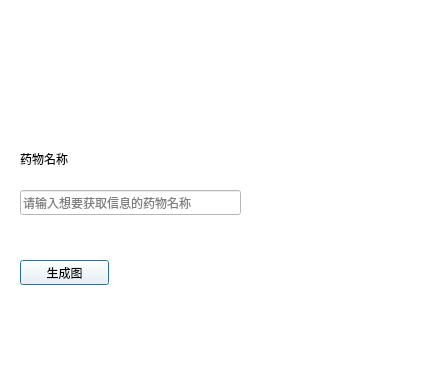
First picture: the form in demo1/drawdialog.ui, repository KeviaWang/work, before the edit.
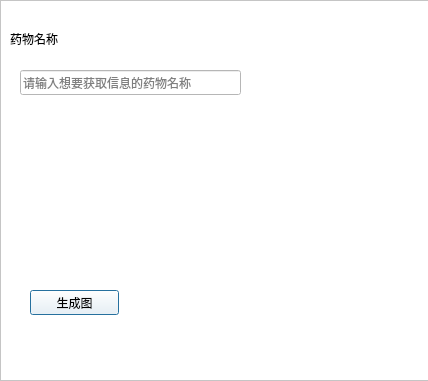
Second picture: the form after the edit. Icons and pictures are not drawn.

```diff
--- a/demo1/drawdialog.ui
+++ b/demo1/drawdialog.ui
@@ -16,37 +16,29 @@
   <property name="styleSheet">
    <string notr="true">background-color: rgb(255, 255, 255);</string>
   </property>
-  <widget class="QPushButton" name="pushButton">
+  <widget class="QFrame" name="frame">
    <property name="geometry">
     <rect>
-     <x>20</x>
-     <y>260</y>
-     <width>89</width>
-     <height>25</height>
+     <x>0</x>
+     <y>0</y>
+     <width>431</width>
+     <height>381</height>
     </rect>
    </property>
-   <property name="text">
-    <string>生成图</string>
+   <property name="styleSheet">
+    <string notr="true">#frame{border-image: url(:/new/prefix1/back/蓝色渐变.jpg);}</string>
    </property>
-  </widget>
-  <widget class="QLineEdit" name="lineEdit">
-   <property name="geometry">
-    <rect>
-     <x>20</x>
-     <y>190</y>
-     <width>221</width>
-     <height>25</height>
-    </rect>
+   <property name="frameShape">
+    <enum>QFrame::StyledPanel</enum>
    </property>
-   <property name="placeholderText">
-    <string>请输入想要获取信息的药物名称</string>
+   <property name="frameShadow">
+    <enum>QFrame::Raised</enum>
    </property>
-  </widget>
   <widget class="QLabel" name="label">
    <property name="geometry">
     <rect>
-     <x>20</x>
-     <y>150</y>
+      <x>10</x>
+      <y>30</y>
      <width>67</width>
      <height>17</height>
     </rect>
@@ -54,6 +46,33 @@
    <property name="text">
     <string>药物名称</string>
    </property>
+   </widget>
+   <widget class="QLineEdit" name="lineEdit">
+    <property name="geometry">
+     <rect>
+      <x>20</x>
+      <y>70</y>
+      <width>221</width>
+      <height>25</height>
+     </rect>
+    </property>
+    <property name="placeholderText">
+     <string>请输入想要获取信息的药物名称</string>
+    </property>
+   </widget>
+   <widget class="QPushButton" name="pushButton">
+    <property name="geometry">
+     <rect>
+      <x>30</x>
+      <y>290</y>
+      <width>89</width>
+      <height>25</height>
+     </rect>
+    </property>
+    <property name="text">
+     <string>生成图</string>
+    </property>
+   </widget>
   </widget>
  </widget>
  <resources/>
```
Lines whose indentation alone changed are shown as unchanged.
